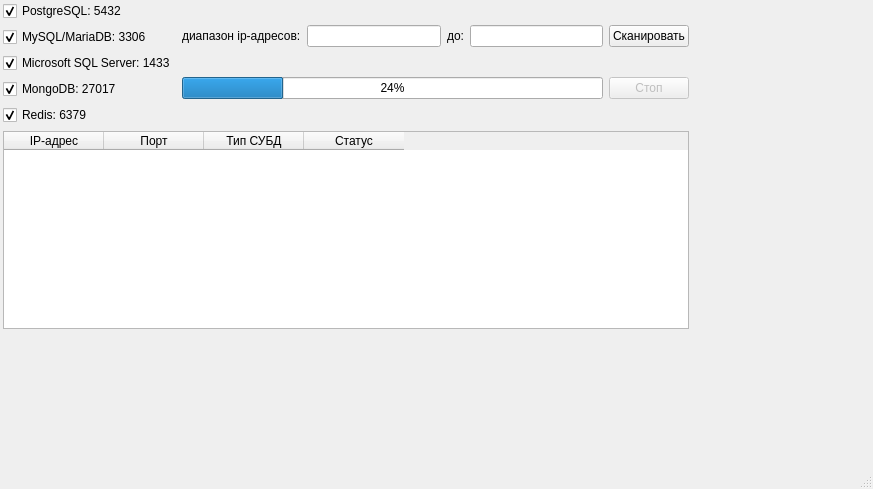
Qt form src/gui/mainwindow.ui (kseniiabarskova/NetworkScan) before a commit.
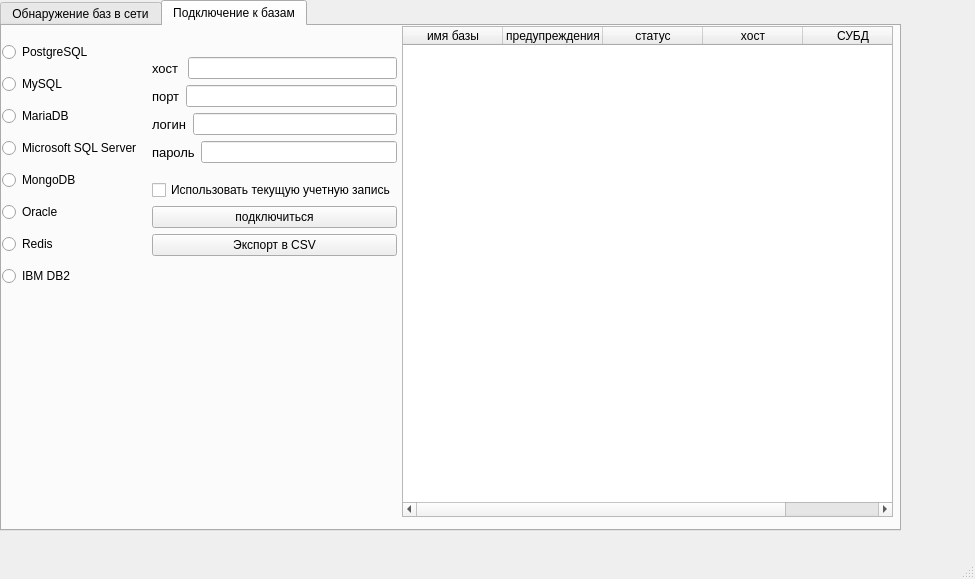
The same form after that commit.

Commit message: Сканер+подключение к базам

```diff
--- a/src/gui/mainwindow.ui
+++ b/src/gui/mainwindow.ui
@@ -6,28 +6,39 @@
    <rect>
     <x>0</x>
     <y>0</y>
-    <width>873</width>
-    <height>489</height>
+    <width>975</width>
+    <height>579</height>
    </rect>
   </property>
   <property name="windowTitle">
    <string>MainWindow</string>
   </property>
   <widget class="QWidget" name="centralwidget">
-   <widget class="QWidget" name="layoutWidget">
+   <widget class="QTabWidget" name="tabWidget">
     <property name="geometry">
      <rect>
-      <x>3</x>
-      <y>1</y>
-      <width>686</width>
-      <height>328</height>
+      <x>0</x>
+      <y>0</y>
+      <width>901</width>
+      <height>531</height>
      </rect>
     </property>
-    <layout class="QVBoxLayout" name="verticalLayout_4">
-     <item>
+    <property name="currentIndex">
+     <number>1</number>
+    </property>
+    <widget class="QWidget" name="tab">
+     <attribute name="title">
+      <string>Обнаружение баз в сети</string>
+     </attribute>
       <layout class="QHBoxLayout" name="horizontalLayout_2">
        <item>
-        <layout class="QVBoxLayout" name="verticalLayout_2">
+       <layout class="QVBoxLayout" name="verticalLayout_5">
+        <item>
+         <layout class="QVBoxLayout" name="verticalLayout_4">
+          <item>
+           <layout class="QHBoxLayout" name="horizontalLayout_4">
+            <item>
+             <layout class="QVBoxLayout" name="verticalLayout">
          <item>
           <widget class="QCheckBox" name="postgreCheckBox">
            <property name="enabled">
@@ -87,7 +98,7 @@
         </layout>
        </item>
        <item>
-        <layout class="QVBoxLayout" name="verticalLayout">
+             <layout class="QVBoxLayout" name="verticalLayout_2">
          <item>
           <layout class="QHBoxLayout" name="horizontalLayout">
            <item>
@@ -113,12 +124,60 @@
           </layout>
          </item>
          <item>
-          <widget class="QProgressBar" name="progressBar">
-           <property name="value">
-            <number>24</number>
-           </property>
-          </widget>
-         </item>
+               <widget class="QRadioButton" name="standartPort">
+                <property name="text">
+                 <string>проверка по стандартным портам</string>
+                </property>
+                <property name="checked">
+                 <bool>true</bool>
+                </property>
+               </widget>
+              </item>
+              <item>
+               <widget class="QRadioButton" name="portDiap">
+                <property name="text">
+                 <string>ввести диапазон портов</string>
+                </property>
+               </widget>
+              </item>
+              <item>
+               <layout class="QHBoxLayout" name="horizontalLayout_3">
+                <item>
+                 <widget class="QLabel" name="beforeLabelPorts">
+                  <property name="enabled">
+                   <bool>false</bool>
+                  </property>
+                  <property name="text">
+                   <string>диапазон портов:</string>
+                  </property>
+                 </widget>
+                </item>
+                <item>
+                 <widget class="QLineEdit" name="beforeLineEditPorts">
+                  <property name="enabled">
+                   <bool>false</bool>
+                  </property>
+                 </widget>
+                </item>
+                <item>
+                 <widget class="QLabel" name="afterLabelPorts">
+                  <property name="enabled">
+                   <bool>false</bool>
+                  </property>
+                  <property name="text">
+                   <string>до:</string>
+                  </property>
+                 </widget>
+                </item>
+                <item>
+                 <widget class="QLineEdit" name="afterLineEditPorts">
+                  <property name="enabled">
+                   <bool>false</bool>
+                  </property>
+                 </widget>
+                </item>
+               </layout>
+              </item>
         </layout>
        </item>
        <item>
@@ -184,12 +243,249 @@
        </column>
        <column>
         <property name="text">
-         <string>Статус</string>
+              <string>Время отклика</string>
         </property>
        </column>
       </widget>
      </item>
     </layout>
+        </item>
+        <item>
+         <widget class="QProgressBar" name="progressBar">
+          <property name="value">
+           <number>0</number>
+          </property>
+         </widget>
+        </item>
+       </layout>
+      </item>
+     </layout>
+    </widget>
+    <widget class="QWidget" name="tab_2">
+     <attribute name="title">
+      <string>Подключение к базам</string>
+     </attribute>
+     <widget class="QTableWidget" name="tableWidget">
+      <property name="geometry">
+       <rect>
+        <x>400</x>
+        <y>0</y>
+        <width>491</width>
+        <height>491</height>
+       </rect>
+      </property>
+      <column>
+       <property name="text">
+        <string>имя базы</string>
+       </property>
+      </column>
+      <column>
+       <property name="text">
+        <string>предупреждения</string>
+       </property>
+      </column>
+      <column>
+       <property name="text">
+        <string>статус</string>
+       </property>
+      </column>
+      <column>
+       <property name="text">
+        <string>хост</string>
+       </property>
+      </column>
+      <column>
+       <property name="text">
+        <string>СУБД</string>
+       </property>
+      </column>
+     </widget>
+     <widget class="QWidget" name="layoutWidget">
+      <property name="geometry">
+       <rect>
+        <x>0</x>
+        <y>10</y>
+        <width>151</width>
+        <height>261</height>
+       </rect>
+      </property>
+      <layout class="QVBoxLayout" name="verticalLayout_6">
+       <item>
+        <widget class="QRadioButton" name="radioPostgre">
+         <property name="text">
+          <string>PostgreSQL</string>
+         </property>
+        </widget>
+       </item>
+       <item>
+        <widget class="QRadioButton" name="radioMySQL">
+         <property name="text">
+          <string>MySQL</string>
+         </property>
+        </widget>
+       </item>
+       <item>
+        <widget class="QRadioButton" name="radioMaria">
+         <property name="text">
+          <string>MariaDB</string>
+         </property>
+        </widget>
+       </item>
+       <item>
+        <widget class="QRadioButton" name="radioMSSQL">
+         <property name="text">
+          <string>Microsoft SQL Server</string>
+         </property>
+        </widget>
+       </item>
+       <item>
+        <widget class="QRadioButton" name="radioMongo">
+         <property name="text">
+          <string>MongoDB</string>
+         </property>
+        </widget>
+       </item>
+       <item>
+        <widget class="QRadioButton" name="radioOracle">
+         <property name="text">
+          <string>Oracle</string>
+         </property>
+        </widget>
+       </item>
+       <item>
+        <widget class="QRadioButton" name="radioRedis">
+         <property name="text">
+          <string>Redis</string>
+         </property>
+        </widget>
+       </item>
+       <item>
+        <widget class="QRadioButton" name="radioIBM">
+         <property name="text">
+          <string>IBM DB2</string>
+         </property>
+        </widget>
+       </item>
+      </layout>
+     </widget>
+     <widget class="QWidget" name="layoutWidget">
+      <property name="geometry">
+       <rect>
+        <x>150</x>
+        <y>20</y>
+        <width>245</width>
+        <height>221</height>
+       </rect>
+      </property>
+      <layout class="QVBoxLayout" name="verticalLayout_9">
+       <item>
+        <layout class="QVBoxLayout" name="verticalLayout_7">
+         <item>
+          <layout class="QHBoxLayout" name="horizontalLayout_5">
+           <item>
+            <widget class="QLabel" name="beforeLabel_2">
+             <property name="font">
+              <font>
+               <pointsize>10</pointsize>
+              </font>
+             </property>
+             <property name="text">
+              <string>хост </string>
+             </property>
+            </widget>
+           </item>
+           <item>
+            <widget class="QLineEdit" name="hostLine"/>
+           </item>
+          </layout>
+         </item>
+         <item>
+          <layout class="QHBoxLayout" name="horizontalLayout_6">
+           <item>
+            <widget class="QLabel" name="beforeLabel_5">
+             <property name="font">
+              <font>
+               <pointsize>10</pointsize>
+              </font>
+             </property>
+             <property name="text">
+              <string>порт</string>
+             </property>
+            </widget>
+           </item>
+           <item>
+            <widget class="QLineEdit" name="portLine"/>
+           </item>
+          </layout>
+         </item>
+         <item>
+          <layout class="QHBoxLayout" name="horizontalLayout_7">
+           <item>
+            <widget class="QLabel" name="beforeLabel_3">
+             <property name="font">
+              <font>
+               <pointsize>10</pointsize>
+              </font>
+             </property>
+             <property name="text">
+              <string>логин</string>
+             </property>
+            </widget>
+           </item>
+           <item>
+            <widget class="QLineEdit" name="loginLine"/>
+           </item>
+          </layout>
+         </item>
+         <item>
+          <layout class="QHBoxLayout" name="horizontalLayout_8">
+           <item>
+            <widget class="QLabel" name="beforeLabel_4">
+             <property name="font">
+              <font>
+               <pointsize>10</pointsize>
+              </font>
+             </property>
+             <property name="text">
+              <string>пароль</string>
+             </property>
+            </widget>
+           </item>
+           <item>
+            <widget class="QLineEdit" name="passLine"/>
+           </item>
+          </layout>
+         </item>
+        </layout>
+       </item>
+       <item>
+        <layout class="QVBoxLayout" name="verticalLayout_8">
+         <item>
+          <widget class="QCheckBox" name="checkBox">
+           <property name="text">
+            <string>Использовать текущую учетную запись</string>
+           </property>
+          </widget>
+         </item>
+         <item>
+          <widget class="QPushButton" name="connected">
+           <property name="text">
+            <string>подключиться</string>
+           </property>
+          </widget>
+         </item>
+         <item>
+          <widget class="QPushButton" name="pushButton_2">
+           <property name="text">
+            <string>Экспорт в CSV</string>
+           </property>
+          </widget>
+         </item>
+        </layout>
+       </item>
+      </layout>
+     </widget>
+    </widget>
    </widget>
   </widget>
   <widget class="QMenuBar" name="menubar">
```
Left out of the diff: 22 changed lines with no effect on the pictures. Lines whose indentation alone changed are shown as unchanged. The commit also changes 18 other files.
